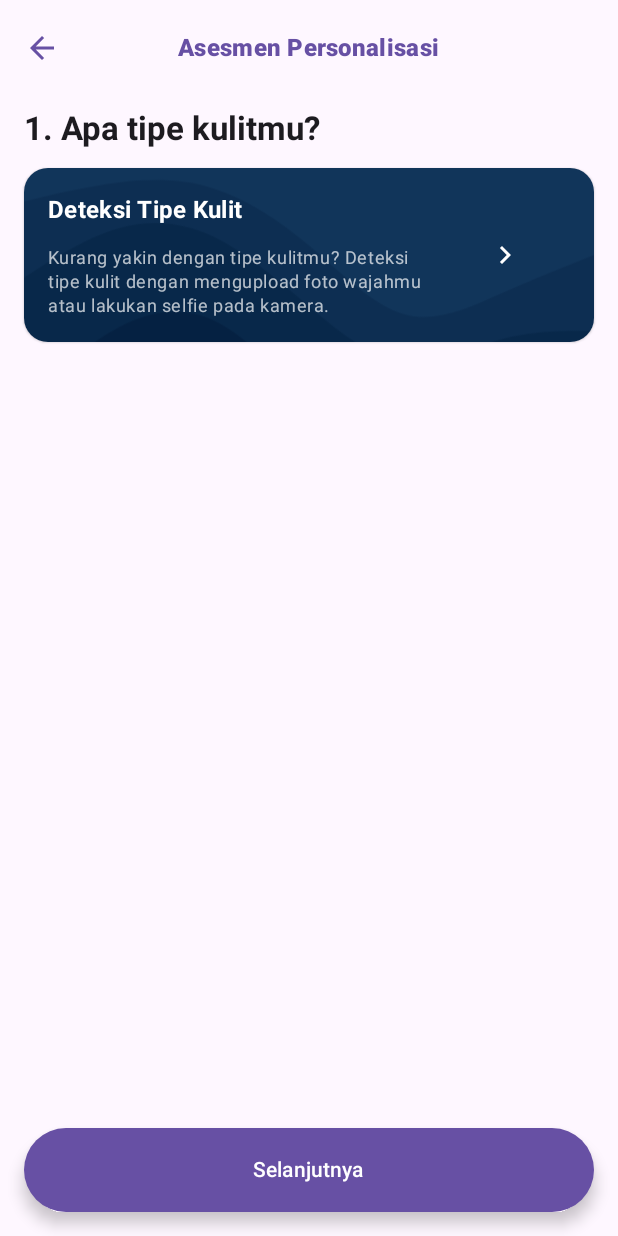
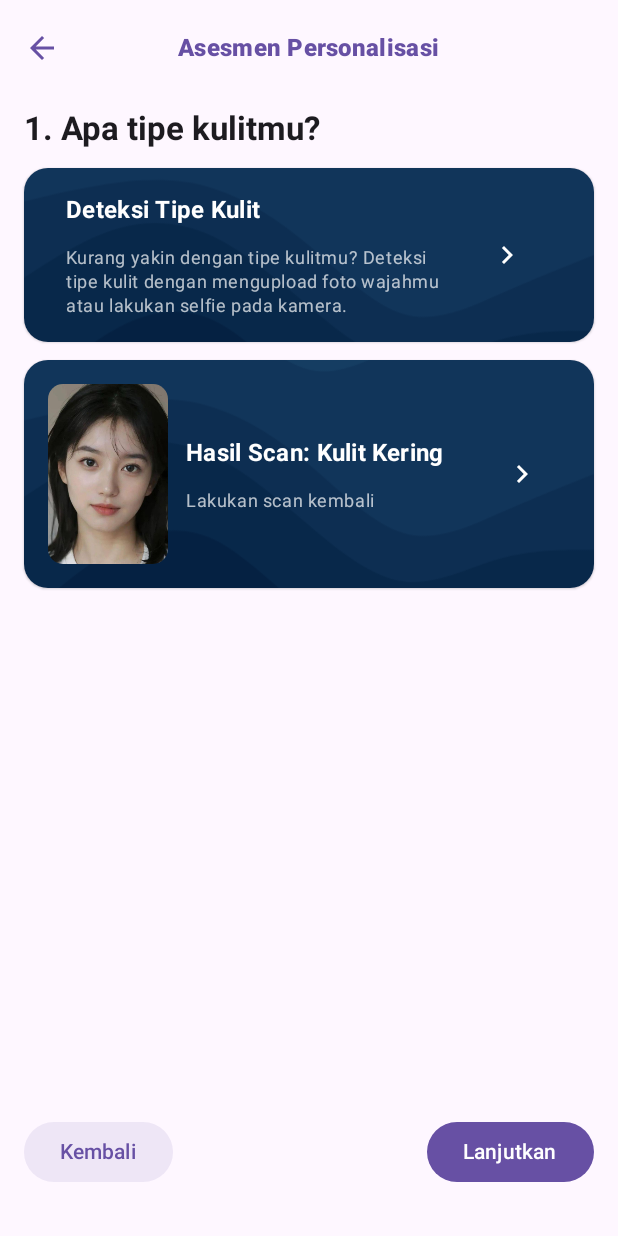
Before and after one commit to skinsift/skinsift, an Android app built with Jetpack Compose: the SkinAssessmentScreen screen opened through its navigation route, on a phone screen of 412 x 824 dp. Run offline under Robolectric (Android 15) with nearby library versions, the phone set to English and light mode, and no system bars; our stand-ins replace CircleImageView.

Commit message:
finished assessment layout

```diff
--- a/app/src/main/java/com/ayukrisna/skinsift/navigation/Screen.kt
+++ b/app/src/main/java/com/ayukrisna/skinsift/navigation/Screen.kt
@@ -47,6 +47,18 @@ sealed class AssessmentScreen() {
 
     @Serializable
     data object Skin : AssessmentScreen()
+
+    @Serializable
+    data object Purpose : AssessmentScreen()
+
+    @Serializable
+    data object Function : AssessmentScreen()
+
+    @Serializable
+    data object Allergy : AssessmentScreen()
+
+    @Serializable
+    data object Result : AssessmentScreen()
 }
 
 @Serializable
--- a/app/src/main/java/com/ayukrisna/skinsift/view/ui/MainScreen.kt
+++ b/app/src/main/java/com/ayukrisna/skinsift/view/ui/MainScreen.kt
@@ -42,6 +42,10 @@ fun MainScreen() {
         HomeScreen.AddPreference,
         AssessmentScreen.Start,
         AssessmentScreen.Skin,
+        AssessmentScreen.Purpose,
+        AssessmentScreen.Function,
+        AssessmentScreen.Allergy,
+        AssessmentScreen.Result,
         DictionaryScreen.Detail,
         DictionaryScreen.Filter,
         ProductScreen.Detail
--- /dev/null
+++ b/app/src/main/java/com/ayukrisna/skinsift/view/ui/component/AssessmentComponent.kt
@@ -0,0 +1,121 @@
+package com.ayukrisna.skinsift.view.ui.component
+
+import androidx.compose.foundation.background
+import androidx.compose.foundation.border
+import androidx.compose.foundation.clickable
+import androidx.compose.foundation.layout.Arrangement
+import androidx.compose.foundation.layout.Column
+import androidx.compose.foundation.layout.Row
+import androidx.compose.foundation.layout.Spacer
+import androidx.compose.foundation.layout.fillMaxWidth
+import androidx.compose.foundation.layout.height
+import androidx.compose.foundation.layout.padding
+import androidx.compose.foundation.layout.width
+import androidx.compose.foundation.shape.RoundedCornerShape
+import androidx.compose.material3.Button
+import androidx.compose.material3.ButtonDefaults
+import androidx.compose.material3.MaterialTheme
+import androidx.compose.material3.RadioButton
+import androidx.compose.material3.Text
+import androidx.compose.runtime.Composable
+import androidx.compose.runtime.getValue
+import androidx.compose.runtime.mutableStateOf
+import androidx.compose.runtime.remember
+import androidx.compose.runtime.setValue
+import androidx.compose.ui.Alignment
+import androidx.compose.ui.Modifier
+import androidx.compose.ui.draw.clip
+import androidx.compose.ui.graphics.Color
+import androidx.compose.ui.text.font.FontWeight
+import androidx.compose.ui.unit.dp
+
+@Composable
+fun AssessmentQuestion(
+    title: String,
+    modifier: Modifier = Modifier
+) {
+    Row(
+        horizontalArrangement = Arrangement.SpaceBetween,
+        verticalAlignment = Alignment.CenterVertically,
+        modifier = Modifier.fillMaxWidth()
+    ){
+        Text(
+            title,
+            style = MaterialTheme.typography.titleLarge,
+            fontWeight = FontWeight.Bold,
+            modifier = Modifier
+                .padding(0.dp, 0.dp, 0.dp, 0.dp)
+        )
+    }
+}
+
+@Composable
+fun AssessmentSelector(items: List<String>) {
+    var selectedItem by remember { mutableStateOf(items[0]) }
+
+    Column(
+        modifier = Modifier.fillMaxWidth()
+    ) {
+        items.forEach { item ->
+            val isSelected = selectedItem == item
+            Row(
+                modifier = Modifier
+                    .fillMaxWidth()
+                    .clip(shape = RoundedCornerShape(20.dp))
+                    .background(
+                        if (isSelected) MaterialTheme.colorScheme.primaryContainer
+                        else MaterialTheme.colorScheme.primaryContainer.copy(alpha = 0.2f)
+                    )
+                    .border(
+                        width = 1.dp,
+                        color = if (selectedItem == item) MaterialTheme.colorScheme.primary else Color.Gray.copy(alpha = 0.5f),
+                        shape = RoundedCornerShape(20.dp)
+                    )
+                    .clickable { selectedItem = item }
+                    .padding(vertical = 12.dp, horizontal = 12.dp),
+                verticalAlignment = Alignment.CenterVertically,
+                horizontalArrangement = Arrangement.Start
+            ) {
+                RadioButton(
+                    selected = selectedItem == item,
+                    onClick = { selectedItem = item }
+                )
+                Spacer(modifier = Modifier.width(4.dp))
+                Text(
+                    text = item,
+                    style = MaterialTheme.typography.bodyMedium,
+                )
+            }
+            Spacer(modifier = Modifier.height(8.dp))
+        }
+    }
+}
+
+@Composable
+fun AssessmentNavButton(
+    onNextClick: () -> Unit,
+    onBackClick: () -> Unit
+) {
+    Row(
+        modifier = Modifier
+            .fillMaxWidth()
+            .padding(16.dp),
+        horizontalArrangement = Arrangement.SpaceBetween
+    ) {
+        Button(
+            onClick = {onBackClick()},
+            shape = RoundedCornerShape(50),
+            colors = ButtonDefaults.buttonColors(containerColor = MaterialTheme.colorScheme.primary.copy(alpha = 0.1f)),
+        ) {
+            Text(text = "Kembali", color = MaterialTheme.colorScheme.primary)
+        }
+        Button(
+            onClick = {onNextClick()},
+            shape = RoundedCornerShape(50),
+            colors = ButtonDefaults.buttonColors(containerColor = MaterialTheme.colorScheme.primary),
+        ) {
+            Text(text = "Lanjutkan", color = MaterialTheme.colorScheme.onPrimary)
+        }
+    }
+    Spacer(modifier = Modifier.height(16.dp))
+}
--- a/app/src/main/java/com/ayukrisna/skinsift/view/ui/screen/assessment/SkinAssessmentScreen.kt
+++ b/app/src/main/java/com/ayukrisna/skinsift/view/ui/screen/assessment/SkinAssessmentScreen.kt
@@ -12,7 +12,7 @@ import androidx.compose.foundation.layout.fillMaxHeight
 import androidx.compose.foundation.layout.fillMaxWidth
 import androidx.compose.foundation.layout.height
 import androidx.compose.foundation.layout.padding
-import androidx.compose.foundation.layout.size
+import androidx.compose.foundation.layout.width
 import androidx.compose.foundation.shape.RoundedCornerShape
 import androidx.compose.material.icons.Icons
 import androidx.compose.material.icons.filled.KeyboardArrowRight
@@ -25,17 +25,21 @@ import androidx.compose.material3.Text
 import androidx.compose.runtime.Composable
 import androidx.compose.ui.Alignment
 import androidx.compose.ui.Modifier
+import androidx.compose.ui.draw.clip
+import androidx.compose.ui.graphics.painter.Painter
 import androidx.compose.ui.layout.ContentScale
 import androidx.compose.ui.platform.LocalLayoutDirection
 import androidx.compose.ui.res.painterResource
 import androidx.compose.ui.text.font.FontWeight
-import androidx.compose.ui.text.style.TextAlign
 import androidx.compose.ui.unit.dp
 import com.ayukrisna.skinsift.R
+import com.ayukrisna.skinsift.view.ui.component.AssessmentNavButton
+import com.ayukrisna.skinsift.view.ui.component.AssessmentQuestion
 
 @Composable
 fun SkinAssessmentScreen (
     paddingValues: PaddingValues,
+    onNextClick: () -> Unit,
     onBackClick: () -> Unit,
     modifier: Modifier = Modifier
 ) {
@@ -47,12 +51,7 @@ fun SkinAssessmentScreen (
             )
         },
         floatingActionButton = {
-            ContinueAssessmentButton(
-                text = "Selanjutnya",
-                onClick = {
-                    println("Filter Saved!")
-                    onBackClick()
-                })
+            AssessmentNavButton({onNextClick()}, {onBackClick()} )
         },
         floatingActionButtonPosition = androidx.compose.material3.FabPosition.Center,
         content = { innerPadding ->
@@ -63,39 +62,28 @@ fun SkinAssessmentScreen (
                         top = paddingValues.calculateTopPadding() + 72.dp,
                         start = paddingValues.calculateStartPadding(LocalLayoutDirection.current),
                         end = paddingValues.calculateStartPadding(LocalLayoutDirection.current),
-                        bottom = paddingValues.calculateBottomPadding()
+                        bottom = innerPadding.calculateBottomPadding()
                     ),
             ) {
                 AssessmentQuestion("1. Apa tipe kulitmu?")
                 Spacer(modifier = Modifier.height(12.dp))
-                ScannerCard()
+                ScannerCard("Deteksi Tipe Kulit", "Kurang yakin dengan tipe kulitmu? Deteksi tipe kulit dengan mengupload foto wajahmu atau lakukan selfie pada kamera.")
+                Spacer(modifier = Modifier.height(12.dp))
+                ScannerCard("Hasil Scan: Kulit Kering", "Lakukan scan kembali", painterResource(id = R.drawable.skin_dummy))
+                Spacer(modifier = Modifier.height(12.dp))
             }
         },
     )
 }
 
+
 @Composable
-fun AssessmentQuestion(
+fun ScannerCard(
     title: String,
+    subtitle: String,
+    image: Painter? = null,
     modifier: Modifier = Modifier
 ) {
-    Row(
-        horizontalArrangement = Arrangement.SpaceBetween,
-        verticalAlignment = Alignment.CenterVertically,
-        modifier = Modifier.fillMaxWidth()
-    ){
-        Text(
-            title,
-            style = MaterialTheme.typography.titleLarge,
-            fontWeight = FontWeight.Bold,
-            modifier = Modifier
-                .padding(0.dp, 0.dp, 0.dp, 0.dp)
-        )
-    }
-}
-
-@Composable
-fun ScannerCard(modifier: Modifier = Modifier) {
     Card(
         shape = RoundedCornerShape(16.dp),
         modifier = Modifier
@@ -106,14 +94,12 @@ fun ScannerCard(modifier: Modifier = Modifier) {
             modifier = Modifier.fillMaxWidth(),
             contentAlignment = Alignment.Center
         ) {
-
             Image(
                 painter = painterResource(id = R.drawable.card_bg_dark),
                 contentDescription = null,
                 contentScale = ContentScale.Crop,
                 modifier = Modifier.matchParentSize()
             )
-
             Column(
                 modifier = Modifier
                     .padding(16.dp)
@@ -123,6 +109,18 @@ fun ScannerCard(modifier: Modifier = Modifier) {
                     verticalAlignment = Alignment.CenterVertically,
                     modifier = Modifier.fillMaxWidth()
                 ){
+                    if (image != null) {
+                        Image(
+                            painter = image,
+                            contentDescription = null,
+                            contentScale = ContentScale.Crop,
+                            modifier = Modifier
+                                .height(120.dp)
+                                .width(80.dp)
+                                .clip(RoundedCornerShape(10.dp))
+                        )
+                    }
+                    Spacer(modifier = Modifier.width(12.dp))
                     Column(
                         modifier = Modifier
                             .weight(3f),
@@ -130,14 +128,14 @@ fun ScannerCard(modifier: Modifier = Modifier) {
                         horizontalAlignment = Alignment.Start,
                     ) {
                         Text(
-                            "Deteksi Tipe Kulit",
+                            title,
                             style = MaterialTheme.typography.titleMedium,
                             fontWeight = FontWeight.Bold,
                             color = MaterialTheme.colorScheme.onPrimary,
                         )
                         Spacer(modifier = Modifier.height(12.dp))
                         Text(
-                            "Kurang yakin dengan tipe kulitmu? Deteksi tipe kulit dengan mengupload foto wajahmu atau lakukan selfie pada kamera.",
+                            subtitle,
                             style = MaterialTheme.typography.bodySmall,
                             color = MaterialTheme.colorScheme.onPrimary.copy(alpha = 0.7f),
                         )
--- a/app/src/main/java/com/ayukrisna/skinsift/view/ui/screen/preference/AddPreferenceScreen.kt
+++ b/app/src/main/java/com/ayukrisna/skinsift/view/ui/screen/preference/AddPreferenceScreen.kt
@@ -75,7 +75,7 @@ fun ChooseIngredient() {
         text = "Nama Bahan",
         style = MaterialTheme.typography.labelMedium,
         color = MaterialTheme.colorScheme.primary,
-        modifier = Modifier.padding(top = 8.dp, bottom = 4.dp)
+        modifier = Modifier.padding(8.dp)
     )
     Row(
         modifier = Modifier
@@ -83,7 +83,7 @@ fun ChooseIngredient() {
             .shadow(elevation = 1.dp, shape = RoundedCornerShape(16.dp))
             .background(MaterialTheme.colorScheme.surfaceBright)
             .height(54.dp)
-            .border(1.dp, MaterialTheme.colorScheme.primary.copy(alpha = 0.5f), RoundedCornerShape(20.dp))
+            .border(1.dp, MaterialTheme.colorScheme.primary.copy(alpha = 0.5f), RoundedCornerShape(16.dp))
             .padding(8.dp),
         verticalAlignment = Alignment.CenterVertically,
         horizontalArrangement = Arrangement.SpaceBetween
```
Also changed, not shown: app/src/main/java/com/ayukrisna/skinsift/navigation/NavGraph.kt (+35 -1 lines), app/src/main/java/com/ayukrisna/skinsift/view/ui/screen/assessment/AllergyAssessmentScreen.kt (added, +58 -0 lines), app/src/main/java/com/ayukrisna/skinsift/view/ui/screen/assessment/AssessmentResultScreen.kt (added, +82 -0 lines), app/src/main/java/com/ayukrisna/skinsift/view/ui/screen/assessment/FunctionAssessmentScreen.kt (added, +67 -0 lines), app/src/main/java/com/ayukrisna/skinsift/view/ui/screen/assessment/PurposeAssessmentScreen.kt (added, +64 -0 lines), app/src/main/java/com/ayukrisna/skinsift/view/ui/screen/product/ProductScreen.kt (+17 -11 lines), app/src/main/res/drawable/dry_skin.png (added), app/src/main/res/drawable/normal_skin.png (added), app/src/main/res/drawable/oily_skin.png (added), app/src/main/res/drawable/sensitive_skin.png (added), app/src/main/res/drawable/skin_dummy.png (added).
